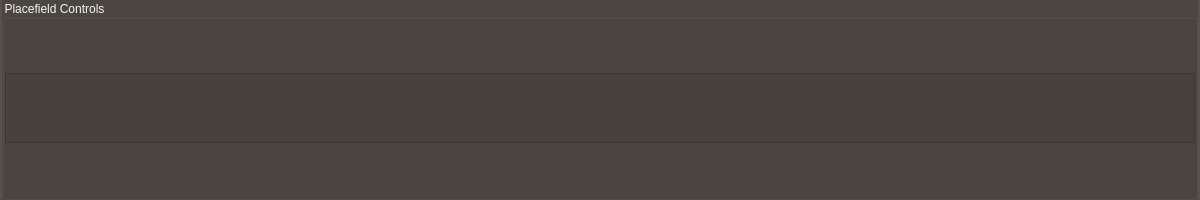
The window that src/pyphoplacecellanalysis/GUI/Qt/PlacefieldVisualSelectionControlsBar/PlacefieldVisualSelectionControlsBarWidgetBase.ui (CommanderPho/pyPhoPlaceCellAnalysis) describes before a commit, drawn with Qt 5.
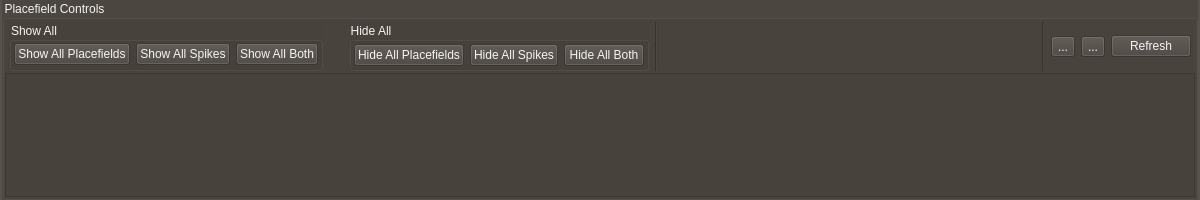
The same window after the commit.

Commit message: added helper widget with buttons that are supposed to update all displayed spikes/pf/both in batch

What changed in the file:
```diff
--- a/src/pyphoplacecellanalysis/GUI/Qt/PlacefieldVisualSelectionControlsBar/PlacefieldVisualSelectionControlsBarWidgetBase.ui
+++ b/src/pyphoplacecellanalysis/GUI/Qt/PlacefieldVisualSelectionControlsBar/PlacefieldVisualSelectionControlsBarWidgetBase.ui
@@ -66,7 +66,7 @@
      <property name="title">
       <string>Placefield Controls</string>
      </property>
-     <layout class="QVBoxLayout" name="outerLayout">
+     <layout class="QVBoxLayout" name="outerLayout" stretch="0,1">
       <property name="spacing">
        <number>0</number>
       </property>
@@ -82,10 +82,269 @@
       <property name="bottomMargin">
        <number>0</number>
       </property>
+      <item>
+       <widget class="QWidget" name="batchControlPanel" native="true">
+        <property name="sizePolicy">
+         <sizepolicy hsizetype="Preferred" vsizetype="Minimum">
+          <horstretch>0</horstretch>
+          <verstretch>0</verstretch>
+         </sizepolicy>
+        </property>
+        <property name="maximumSize">
+         <size>
+          <width>16777215</width>
+          <height>60</height>
+         </size>
+        </property>
+        <property name="baseSize">
+         <size>
+          <width>0</width>
+          <height>30</height>
+         </size>
+        </property>
+        <layout class="QHBoxLayout" name="horizontalLayout">
+         <property name="leftMargin">
+          <number>4</number>
+         </property>
+         <property name="topMargin">
+          <number>2</number>
+         </property>
+         <property name="rightMargin">
+          <number>4</number>
+         </property>
+         <property name="bottomMargin">
+          <number>2</number>
+         </property>
+         <item>
+          <widget class="QGroupBox" name="groupBox_2">
+           <property name="title">
+            <string>Show All</string>
+           </property>
+           <property name="alignment">
+            <set>Qt::AlignLeading|Qt::AlignLeft|Qt::AlignTop</set>
+           </property>
+           <layout class="QHBoxLayout" name="horizontalLayout_4">
+            <property name="leftMargin">
+             <number>2</number>
+            </property>
+            <property name="topMargin">
+             <number>0</number>
+            </property>
+            <property name="rightMargin">
+             <number>2</number>
+            </property>
+            <property name="bottomMargin">
+             <number>2</number>
+            </property>
+            <item>
+             <widget class="QPushButton" name="btnShowAll_Pfs">
+              <property name="toolTip">
+               <string>Show All Placefields</string>
+              </property>
+              <property name="accessibleDescription">
+               <string>Show All Placefields</string>
+              </property>
+              <property name="text">
+               <string>Show All Placefields</string>
+              </property>
+              <attribute name="buttonGroup">
+               <string notr="true">buttonGroup</string>
+              </attribute>
+             </widget>
+            </item>
+            <item>
+             <widget class="QPushButton" name="btnShowAll_Spikes">
+              <property name="toolTip">
+               <string>Show All Spikes</string>
+              </property>
+              <property name="accessibleDescription">
+               <string>Show All Spikes</string>
+              </property>
+              <property name="text">
+               <string>Show All Spikes</string>
+              </property>
+              <attribute name="buttonGroup">
+               <string notr="true">buttonGroup</string>
+              </attribute>
+             </widget>
+            </item>
+            <item>
+             <widget class="QPushButton" name="btnShowAll_Both">
+              <property name="toolTip">
+               <string>Show All Both</string>
+              </property>
+              <property name="accessibleDescription">
+               <string>Show All Both</string>
+              </property>
+              <property name="text">
+               <string>Show All Both</string>
+              </property>
+              <attribute name="buttonGroup">
+               <string notr="true">buttonGroup</string>
+              </attribute>
+             </widget>
+            </item>
+           </layout>
+          </widget>
+         </item>
+         <item>
+          <spacer name="horizontalSpacer_2">
+           <property name="orientation">
+            <enum>Qt::Horizontal</enum>
+           </property>
+           <property name="sizeType">
+            <enum>QSizePolicy::Maximum</enum>
+           </property>
+           <property name="sizeHint" stdset="0">
+            <size>
+             <width>20</width>
+             <height>20</height>
+            </size>
+           </property>
+          </spacer>
+         </item>
+         <item>
+          <widget class="QGroupBox" name="groupBox">
+           <property name="sizePolicy">
+            <sizepolicy hsizetype="Preferred" vsizetype="Preferred">
+             <horstretch>0</horstretch>
+             <verstretch>0</verstretch>
+            </sizepolicy>
+           </property>
+           <property name="title">
+            <string>Hide All</string>
+           </property>
+           <property name="alignment">
+            <set>Qt::AlignLeading|Qt::AlignLeft|Qt::AlignTop</set>
+           </property>
+           <layout class="QHBoxLayout" name="horizontalLayout_3">
+            <property name="leftMargin">
+             <number>2</number>
+            </property>
+            <property name="topMargin">
+             <number>2</number>
+            </property>
+            <property name="rightMargin">
+             <number>2</number>
+            </property>
+            <property name="bottomMargin">
+             <number>2</number>
+            </property>
+            <item>
+             <widget class="QPushButton" name="btnHideAll_Pfs">
+              <property name="minimumSize">
+               <size>
+                <width>0</width>
+                <height>20</height>
+               </size>
+              </property>
+              <property name="baseSize">
+               <size>
+                <width>0</width>
+                <height>24</height>
+               </size>
+              </property>
+              <property name="toolTip">
+               <string>Hide All Placefields</string>
+              </property>
+              <property name="accessibleDescription">
+               <string>Hide All Placefields</string>
+              </property>
+              <property name="text">
+               <string>Hide All Placefields</string>
+              </property>
+             </widget>
+            </item>
+            <item>
+             <widget class="QPushButton" name="btnHideAll_Spikes">
+              <property name="toolTip">
+               <string>Hide All Spikes</string>
+              </property>
+              <property name="accessibleDescription">
+               <string>Hide All Spikes</string>
+              </property>
+              <property name="text">
+               <string>Hide All Spikes</string>
+              </property>
+             </widget>
+            </item>
+            <item>
+             <widget class="QPushButton" name="btnHideAll_Both">
+              <property name="toolTip">
+               <string>Hide All Both</string>
+              </property>
+              <property name="accessibleDescription">
+               <string>Hide All Both</string>
+              </property>
+              <property name="text">
+               <string>Hide All Both</string>
+              </property>
+             </widget>
+            </item>
+           </layout>
+          </widget>
+         </item>
+         <item>
+          <widget class="Line" name="line_2">
+           <property name="orientation">
+            <enum>Qt::Vertical</enum>
+           </property>
+          </widget>
+         </item>
+         <item>
+          <spacer name="horizontalSpacer">
+           <property name="orientation">
+            <enum>Qt::Horizontal</enum>
+           </property>
+           <property name="sizeHint" stdset="0">
+            <size>
+             <width>40</width>
+             <height>20</height>
+            </size>
+           </property>
+          </spacer>
+         </item>
+         <item>
+          <widget class="Line" name="line">
+           <property name="orientation">
+            <enum>Qt::Vertical</enum>
+           </property>
+          </widget>
+         </item>
+         <item>
+          <widget class="QToolButton" name="toolButton_2">
+           <property name="text">
+            <string>...</string>
+           </property>
+          </widget>
+         </item>
+         <item>
+          <widget class="QToolButton" name="toolButton">
+           <property name="text">
+            <string>...</string>
+           </property>
+          </widget>
+         </item>
+         <item>
+          <widget class="QPushButton" name="btnRefresh">
+           <property name="toolTip">
+            <string>Refresh</string>
+           </property>
+           <property name="accessibleDescription">
+            <string>Refresh</string>
+           </property>
+           <property name="text">
+            <string>Refresh</string>
+           </property>
+          </widget>
+         </item>
+        </layout>
+       </widget>
+      </item>
       <item>
        <widget class="QScrollArea" name="scroll_area">
         <property name="sizePolicy">
-         <sizepolicy hsizetype="Expanding" vsizetype="Fixed">
+         <sizepolicy hsizetype="Expanding" vsizetype="MinimumExpanding">
           <horstretch>0</horstretch>
           <verstretch>0</verstretch>
          </sizepolicy>
@@ -111,7 +370,7 @@
            <x>0</x>
            <y>0</y>
            <width>1192</width>
-           <height>69</height>
+           <height>130</height>
           </rect>
          </property>
          <property name="baseSize">
```
Left out of the diff: 3 changed lines with no effect on the pictures. The commit also changes 3 other files.
